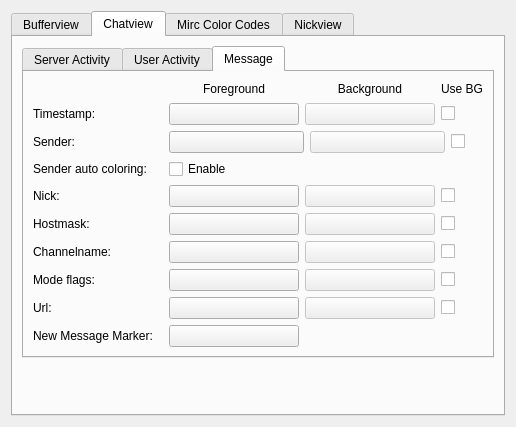
Above: src/qtui/settingspages/colorsettingspage.ui from quassel/quassel before the change. Below: the same form after it.
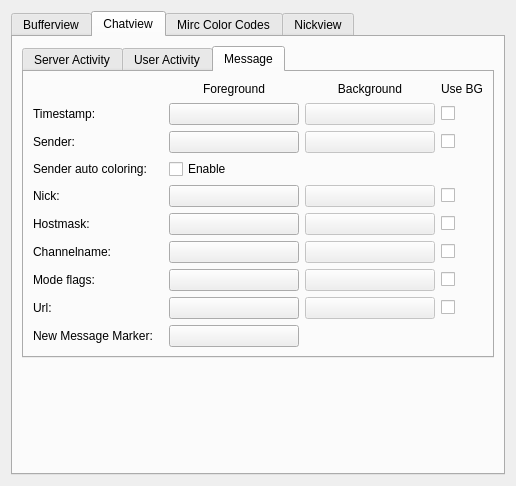
That is the form after the change. The open tabs and pages were chosen to show the change. Custom widgets are drawn as their Qt base class.

Commit message: strip senderFrame and unused colorsettings

The edit to the form file:
```diff
--- a/src/qtui/settingspages/colorsettingspage.ui
+++ b/src/qtui/settingspages/colorsettingspage.ui
@@ -6,7 +6,7 @@
     <x>0</x>
     <y>0</y>
     <width>516</width>
-    <height>427</height>
+    <height>486</height>
    </rect>
   </property>
   <property name="sizePolicy" >
@@ -22,7 +22,7 @@
    <item>
     <widget class="QTabWidget" name="tabWidget" >
      <property name="currentIndex" >
-      <number>1</number>
+      <number>0</number>
      </property>
      <widget class="QWidget" name="bufferview" >
       <attribute name="title" >
@@ -364,7 +364,7 @@
           </sizepolicy>
          </property>
          <property name="currentIndex" >
-          <number>2</number>
+          <number>0</number>
          </property>
          <widget class="QWidget" name="tab" >
           <attribute name="title" >
@@ -1072,28 +1072,28 @@
              </property>
             </widget>
            </item>
-           <item row="2" column="0" >
+           <item row="5" column="0" >
             <widget class="QLabel" name="label_28" >
              <property name="text" >
               <string>Sender:</string>
              </property>
             </widget>
            </item>
-           <item row="5" column="0" >
+           <item row="8" column="0" >
             <widget class="QLabel" name="label_30" >
              <property name="text" >
               <string>Nick:</string>
              </property>
             </widget>
            </item>
-           <item row="5" column="1" >
+           <item row="8" column="1" >
             <widget class="ColorButton" name="nickFG" >
              <property name="text" >
               <string/>
              </property>
             </widget>
            </item>
-           <item row="5" column="2" >
+           <item row="8" column="2" >
             <widget class="ColorButton" name="nickBG" >
              <property name="enabled" >
               <bool>false</bool>
@@ -1106,7 +1106,7 @@
              </property>
             </widget>
            </item>
-           <item row="5" column="3" >
+           <item row="8" column="3" >
             <widget class="QCheckBox" name="nickUseBG" >
              <property name="sizePolicy" >
               <sizepolicy vsizetype="Fixed" hsizetype="Maximum" >
@@ -1125,21 +1125,21 @@
              </property>
             </widget>
            </item>
-           <item row="6" column="0" >
+           <item row="9" column="0" >
             <widget class="QLabel" name="label_31" >
              <property name="text" >
               <string>Hostmask:</string>
              </property>
             </widget>
            </item>
-           <item row="6" column="1" >
+           <item row="9" column="1" >
             <widget class="ColorButton" name="hostmaskFG" >
              <property name="text" >
               <string/>
              </property>
             </widget>
            </item>
-           <item row="6" column="2" >
+           <item row="9" column="2" >
             <widget class="ColorButton" name="hostmaskBG" >
              <property name="enabled" >
               <bool>false</bool>
@@ -1152,7 +1152,7 @@
              </property>
             </widget>
            </item>
-           <item row="6" column="3" >
+           <item row="9" column="3" >
             <widget class="QCheckBox" name="hostmaskUseBG" >
              <property name="sizePolicy" >
               <sizepolicy vsizetype="Fixed" hsizetype="Maximum" >
@@ -1171,21 +1171,21 @@
              </property>
             </widget>
            </item>
-           <item row="7" column="0" >
+           <item row="10" column="0" >
             <widget class="QLabel" name="label_32" >
              <property name="text" >
               <string>Channelname:</string>
              </property>
             </widget>
            </item>
-           <item row="7" column="1" >
+           <item row="10" column="1" >
             <widget class="ColorButton" name="channelnameFG" >
              <property name="text" >
               <string/>
              </property>
             </widget>
            </item>
-           <item row="7" column="2" >
+           <item row="10" column="2" >
             <widget class="ColorButton" name="channelnameBG" >
              <property name="enabled" >
               <bool>false</bool>
@@ -1198,7 +1198,7 @@
              </property>
             </widget>
            </item>
-           <item row="7" column="3" >
+           <item row="10" column="3" >
             <widget class="QCheckBox" name="channelnameUseBG" >
              <property name="sizePolicy" >
               <sizepolicy vsizetype="Fixed" hsizetype="Maximum" >
@@ -1217,21 +1217,21 @@
              </property>
             </widget>
            </item>
-           <item row="8" column="0" >
+           <item row="11" column="0" >
             <widget class="QLabel" name="label_33" >
              <property name="text" >
               <string>Mode flags:</string>
              </property>
             </widget>
            </item>
-           <item row="8" column="1" >
+           <item row="11" column="1" >
             <widget class="ColorButton" name="modeFlagsFG" >
              <property name="text" >
               <string/>
              </property>
             </widget>
            </item>
-           <item row="8" column="2" >
+           <item row="11" column="2" >
             <widget class="ColorButton" name="modeFlagsBG" >
              <property name="enabled" >
               <bool>false</bool>
@@ -1244,7 +1244,7 @@
              </property>
             </widget>
            </item>
-           <item row="8" column="3" >
+           <item row="11" column="3" >
             <widget class="QCheckBox" name="modeFlagsUseBG" >
              <property name="sizePolicy" >
               <sizepolicy vsizetype="Fixed" hsizetype="Maximum" >
@@ -1263,21 +1263,21 @@
              </property>
             </widget>
            </item>
-           <item row="9" column="0" >
+           <item row="12" column="0" >
             <widget class="QLabel" name="label_34" >
              <property name="text" >
               <string>Url:</string>
              </property>
             </widget>
            </item>
-           <item row="9" column="1" >
+           <item row="12" column="1" >
             <widget class="ColorButton" name="urlFG" >
              <property name="text" >
               <string/>
              </property>
             </widget>
            </item>
-           <item row="9" column="2" >
+           <item row="12" column="2" >
             <widget class="ColorButton" name="urlBG" >
              <property name="enabled" >
               <bool>false</bool>
@@ -1290,7 +1290,7 @@
              </property>
             </widget>
            </item>
-           <item row="9" column="3" >
+           <item row="12" column="3" >
             <widget class="QCheckBox" name="urlUseBG" >
              <property name="sizePolicy" >
               <sizepolicy vsizetype="Fixed" hsizetype="Maximum" >
@@ -1309,94 +1309,76 @@
              </property>
             </widget>
            </item>
-           <item row="10" column="0" >
+           <item row="13" column="0" >
             <widget class="QLabel" name="label_11" >
              <property name="text" >
               <string>New Message Marker:</string>
              </property>
             </widget>
            </item>
-           <item row="10" column="1" >
+           <item row="13" column="1" >
             <widget class="ColorButton" name="newMsgMarkerFG" >
              <property name="text" >
               <string/>
              </property>
             </widget>
            </item>
-           <item row="2" column="1" colspan="3" >
-            <widget class="QFrame" name="senderFrame" >
-             <property name="frameShape" >
-              <enum>QFrame::NoFrame</enum>
-             </property>
-             <property name="frameShadow" >
-              <enum>QFrame::Plain</enum>
-             </property>
-             <layout class="QGridLayout" name="_2" >
-              <property name="leftMargin" >
-               <number>0</number>
-              </property>
-              <property name="topMargin" >
-               <number>0</number>
-              </property>
-              <property name="rightMargin" >
-               <number>18</number>
-              </property>
-              <property name="bottomMargin" >
-               <number>0</number>
-              </property>
-              <item row="0" column="0" >
-               <widget class="ColorButton" name="senderFG" >
-                <property name="text" >
-                 <string/>
-                </property>
-                <property name="flat" >
-                 <bool>false</bool>
-                </property>
-               </widget>
-              </item>
-              <item row="0" column="1" >
-               <widget class="ColorButton" name="senderBG" >
-                <property name="enabled" >
-                 <bool>false</bool>
-                </property>
-                <property name="text" >
-                 <string/>
-                </property>
-               </widget>
-              </item>
-              <item row="0" column="2" >
-               <widget class="QCheckBox" name="senderUseBG" >
-                <property name="sizePolicy" >
-                 <sizepolicy vsizetype="Fixed" hsizetype="Maximum" >
-                  <horstretch>0</horstretch>
-                  <verstretch>0</verstretch>
-                 </sizepolicy>
-                </property>
-                <property name="layoutDirection" >
-                 <enum>Qt::LeftToRight</enum>
-                </property>
-                <property name="text" >
-                 <string/>
-                </property>
-               </widget>
-              </item>
-             </layout>
-            </widget>
-           </item>
-           <item row="3" column="1" >
+           <item row="6" column="1" >
             <widget class="QCheckBox" name="senderAutoColor" >
              <property name="text" >
               <string>Enable</string>
              </property>
             </widget>
            </item>
-           <item row="3" column="0" >
+           <item row="6" column="0" >
             <widget class="QLabel" name="label_12" >
              <property name="text" >
               <string>Sender auto coloring:</string>
              </property>
             </widget>
            </item>
+           <item row="5" column="2" >
+            <widget class="ColorButton" name="senderBG" >
+             <property name="enabled" >
+              <bool>false</bool>
+             </property>
+             <property name="text" >
+              <string/>
+             </property>
+             <property name="NotInUse" stdset="0" >
+              <bool>true</bool>
+             </property>
+            </widget>
+           </item>
+           <item row="5" column="1" >
+            <widget class="ColorButton" name="senderFG" >
+             <property name="text" >
+              <string/>
+             </property>
+             <property name="flat" >
+              <bool>false</bool>
+             </property>
+            </widget>
+           </item>
+           <item row="5" column="3" >
+            <widget class="QCheckBox" name="senderUseBG" >
+             <property name="sizePolicy" >
+              <sizepolicy vsizetype="Fixed" hsizetype="Maximum" >
+               <horstretch>0</horstretch>
+               <verstretch>0</verstretch>
+              </sizepolicy>
+             </property>
+             <property name="layoutDirection" >
+              <enum>Qt::LeftToRight</enum>
+             </property>
+             <property name="text" >
+              <string/>
+             </property>
+             <property name="NotInUse" stdset="0" >
+              <bool>true</bool>
+             </property>
+            </widget>
+           </item>
           </layout>
          </widget>
         </widget>
```
Left out of the diff: 6 changed lines with no effect on the pictures. The commit also changes 1 other file.
